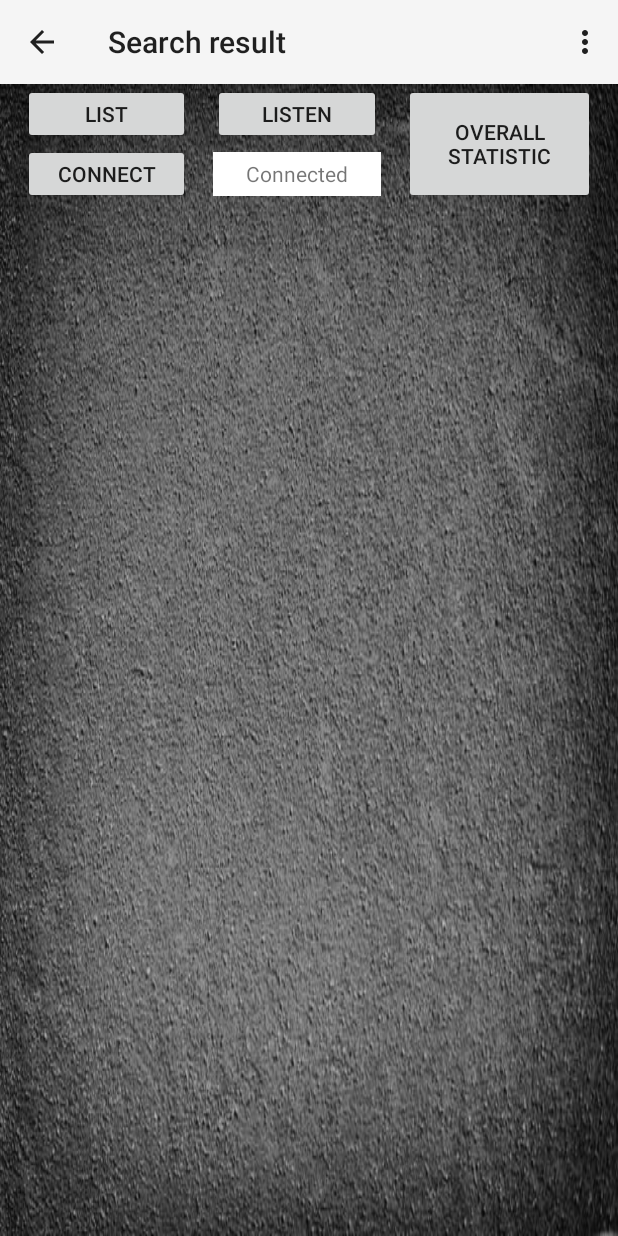
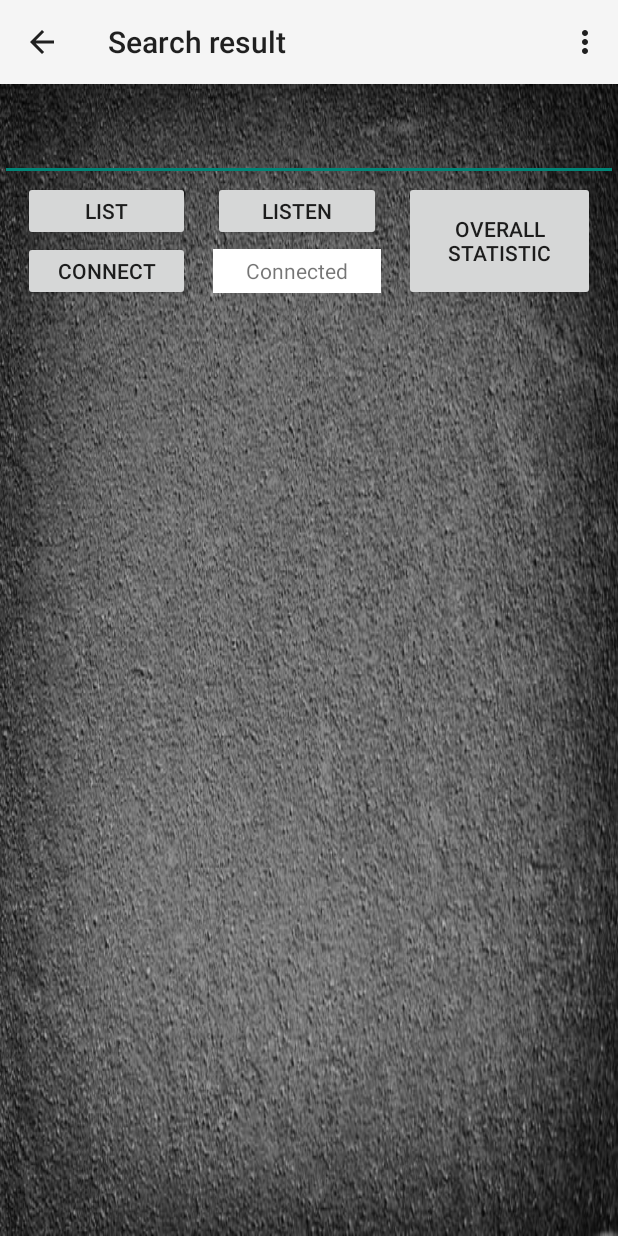
Before and after one commit to pri64epka/Ver1.3, an Android app: the SearchedMatchsActivity screen opened directly, with no data from a screen before it, on a phone screen of 412 x 824 dp. Run offline under Robolectric (Android 15) with nearby library versions, the phone set to English and light mode, and no system bars; 3 statements that could not run were skipped.

Commit message:
add editText and textView

```diff
--- a/app/src/main/res/layout/aa_activity_searched_matchs.xml
+++ b/app/src/main/res/layout/aa_activity_searched_matchs.xml
@@ -6,6 +6,13 @@
     android:background="@drawable/bwclay"
     android:orientation="vertical"
     tools:context="com.example.android.ver13.SearchedMatchsActivity">
+
+    <TextView
+        android:layout_width="match_parent"
+        android:layout_height="wrap_content" />
+    <EditText
+        android:layout_width="match_parent"
+        android:layout_height="wrap_content" />
 
     <LinearLayout
         android:layout_width="match_parent"
```
